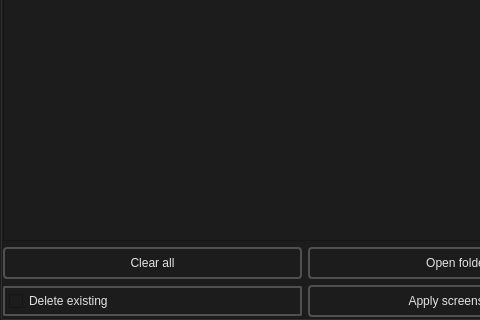
This is src/loading_editor/loading_editor_mainwindow.ui in dertwist/Hammer5Tools as Qt 5 draws it before an edit; both pictures show x 0 to 480 and y 439 to 759 of the 1339 by 759 pixel window. The edited form follows.
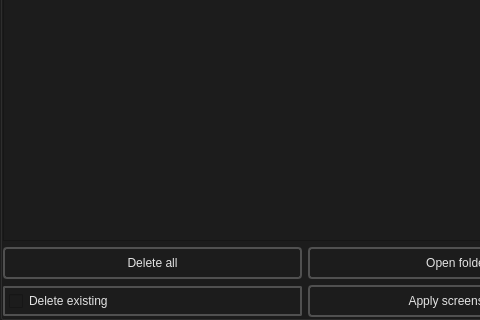
This is the edited form.

Diff of the .ui file:
```diff
--- a/src/loading_editor/loading_editor_mainwindow.ui
+++ b/src/loading_editor/loading_editor_mainwindow.ui
@@ -157,7 +157,7 @@
     }</string>
               </property>
               <property name="text">
-               <string>Clear all</string>
+               <string>Delete all</string>
               </property>
              </widget>
             </item>
```
Left out of the diff: 5 changed lines with no effect on the pictures.
